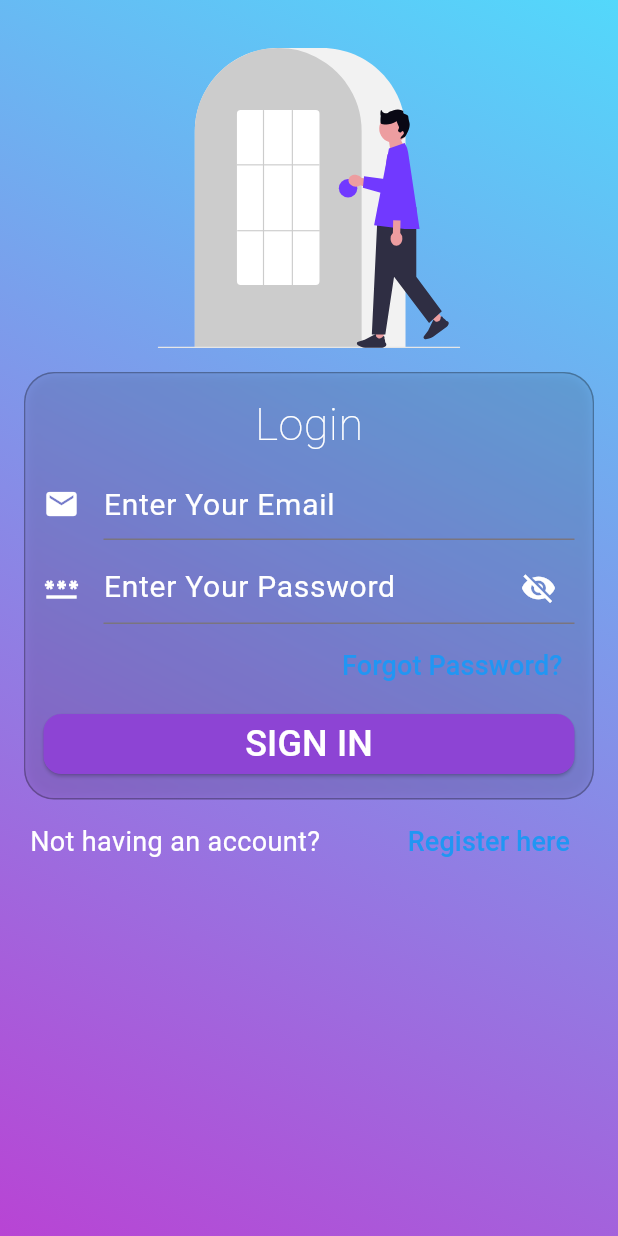
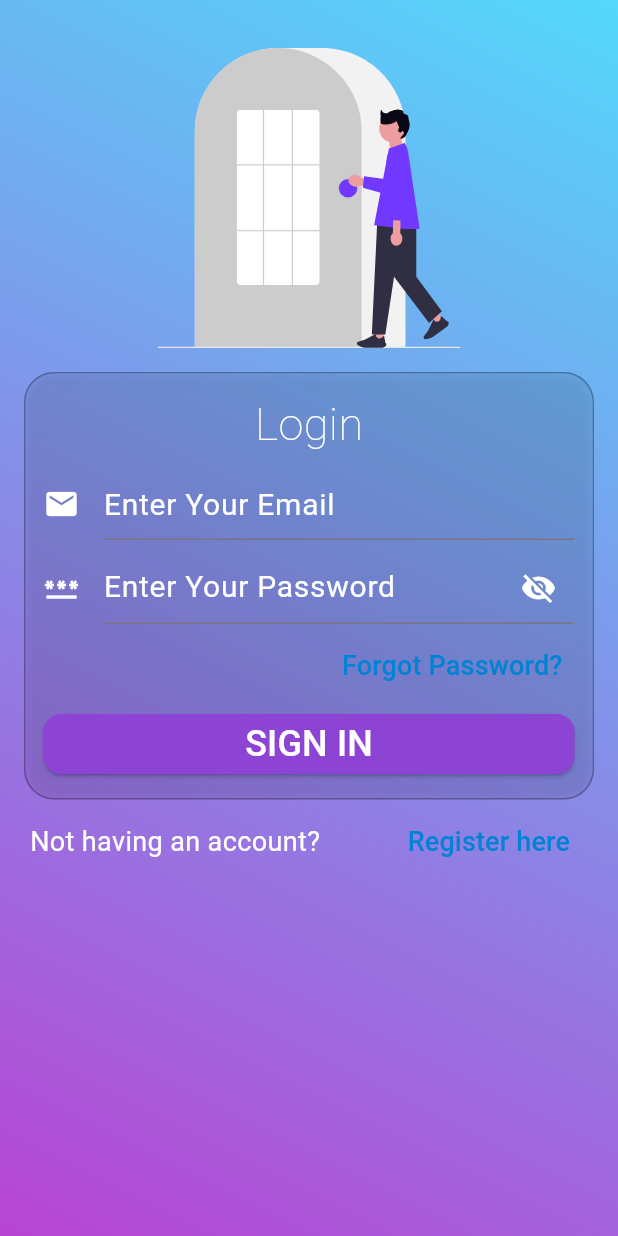
Before and after one commit to vvivekranjan/goal-tracker-app-flutter, a Flutter app: the screen it shows after launch, after a tap on "Get Started", on a phone screen of 412 x 824 dp. Run offline on Flutter 3.47's test engine with Material 3 defaults, Android fonts, the phone set to English and light mode, and no system bars; our stand-ins replace carousel_slider, device_preview_plus, dots_indicator, flutter_svg.

Commit message:
UI enhanced

```diff
--- a/goal_tracker/lib/authentication/login.dart
+++ b/goal_tracker/lib/authentication/login.dart
@@ -66,7 +66,7 @@ class Login extends StatelessWidget {
                             'Register here',
                             style: TextStyle(
                               fontSize: 18,
-                              color: Colors.blue,
+                              color: Color(0xFF0083D4),
                             ),
                           ),
                         ),
@@ -228,7 +228,7 @@ class _LoginFormState extends State<LoginForm> {
                         'Forgot Password?',
                         style: TextStyle(
                           fontSize: 18,
-                          color: Colors.blue,
+                          color: Color(0xFF0083D4),
                           // shadows: [
                           //   Shadow(
                           //     color: Colors.black12,
```
